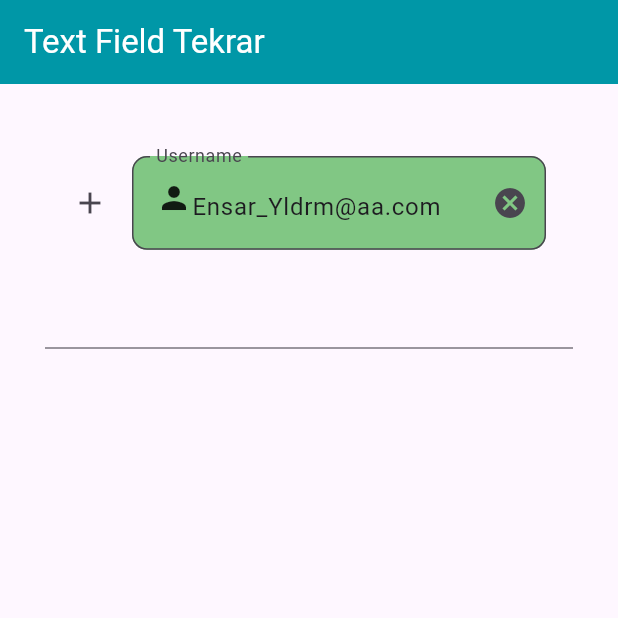
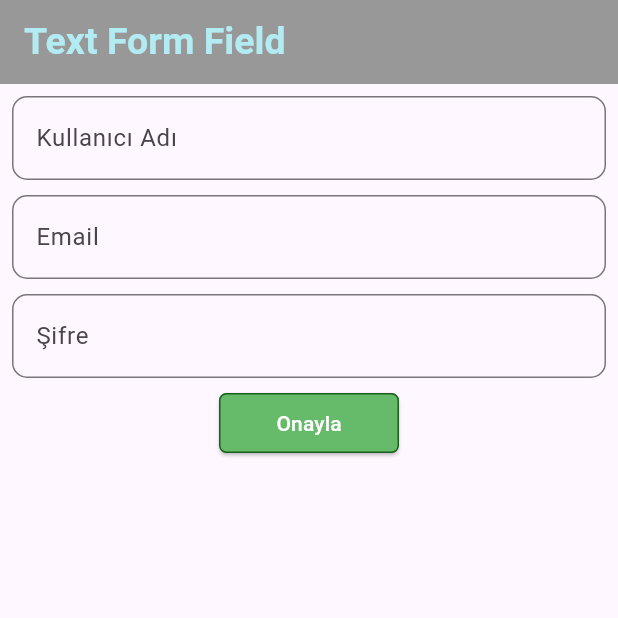
Before and after one commit to ensaryldrm/Flutter, a Flutter app: the screen it shows after launch, on a phone screen of 412 x 824 dp, the top half of it. Run offline on Flutter 3.47's test engine with Material 3 defaults, Android fonts, the phone set to English and light mode, and no system bars; our stand-ins replace email_validator, font_awesome_flutter, palette_generator, webview_flutter.

Commit message:
TextFormField konusu eklendi

```diff
--- a/flutter_tekrar/input_tekrar/analysis_options.yaml
+++ b/flutter_tekrar/input_tekrar/analysis_options.yaml
@@ -7,7 +7,7 @@
 
 # The following line activates a set of recommended lints for Flutter apps,
 # packages, and plugins designed to encourage good coding practices.
-include: package:flutter_lints/flutter.yaml
+# include: package:flutter_lints/flutter.yaml
 
 linter:
   # The lint rules applied to this project can be customized in the
@@ -23,6 +23,5 @@ linter:
   rules:
     # avoid_print: false  # Uncomment to disable the `avoid_print` rule
     # prefer_single_quotes: true  # Uncomment to enable the `prefer_single_quotes` rule
-
 # Additional information about this file can be found at
 # https://dart.dev/guides/language/analysis-options
--- a/flutter_tekrar/input_tekrar/lib/main.dart
+++ b/flutter_tekrar/input_tekrar/lib/main.dart
@@ -1,5 +1,5 @@
 import 'package:flutter/material.dart';
-import 'package:input_tekrar/text_field_tekrar.dart';
+import 'package:input_tekrar/text_form_field_tekrar.dart';
 
 void main() {
   runApp(const MyApp());
@@ -10,6 +10,9 @@ class MyApp extends StatelessWidget {
 
   @override
   Widget build(BuildContext context) {
-    return MaterialApp(debugShowCheckedModeBanner: false, home: InputTekrar());
+    return MaterialApp(
+      debugShowCheckedModeBanner: false,
+      home: TextFormFieldTekrar(),
+    );
   }
 }
--- /dev/null
+++ b/flutter_tekrar/input_tekrar/lib/text_form_field_tekrar.dart
@@ -0,0 +1,159 @@
+import 'package:flutter/material.dart';
+import 'package:email_validator/email_validator.dart';
+
+class TextFormFieldTekrar extends StatefulWidget {
+  const TextFormFieldTekrar({super.key});
+
+  @override
+  State<TextFormFieldTekrar> createState() => _TextFormFieldTekrarState();
+}
+
+class _TextFormFieldTekrarState extends State<TextFormFieldTekrar> {
+  late final String _email, _password, _userName;
+  final GlobalKey<FormState> _formKey = GlobalKey<FormState>();
+
+  @override
+  Widget build(BuildContext context) {
+    return Scaffold(
+      appBar: AppBar(
+        title: Text(
+          "Text Form Field",
+          style: TextStyle(fontWeight: FontWeight.bold, fontSize: 25),
+        ),
+        backgroundColor: Color.fromARGB(255, 152, 152, 152),
+        foregroundColor: Colors.cyan.shade100,
+      ),
+      body: SingleChildScrollView(
+        child: Padding(
+          padding: EdgeInsets.all(8),
+          child: Column(
+            children: [
+              Form(
+                key: _formKey,
+                autovalidateMode: AutovalidateMode.onUnfocus,
+                child: Column(
+                  // TextEditingController'a ihtiyaç yoktur kendiliğinden parametresi vardır.
+                  children: [
+                    TextFormField(
+                      /* --varsayılan değer tanımlar--
+                      initialValue: "EnsarYldrm", */
+                      onSaved: (gelenUserName) {
+                        _userName = gelenUserName!;
+                      },
+                      decoration: InputDecoration(
+                        // --hata mesajlarının rengini değiştirir--
+                        errorStyle: TextStyle(color: Colors.orange),
+                        labelText: "Kullanıcı Adı",
+                        hintText: "Username",
+                        border: OutlineInputBorder(
+                          borderRadius: BorderRadius.circular(10),
+                        ),
+                      ),
+                      validator: (gelenKullaniciAdi) {
+                        if (gelenKullaniciAdi!.length < 5) {
+                          return "5 karakterden az olamaz!";
+                        } else {
+                          return null;
+                        }
+                      },
+                    ),
+
+                    SizedBox(height: 10),
+
+                    TextFormField(
+                      /* --varsayılan değer tanımlar--
+                      initialValue: "EnsarYldrm", */
+                      onSaved: (gelenEmail) {
+                        _email = gelenEmail!;
+                      },
+                      decoration: InputDecoration(
+                        // --hata mesajlarının rengini değiştirir--
+                        errorStyle: TextStyle(color: Colors.orange),
+                        labelText: "Email",
+                        hintText: "Email",
+                        border: OutlineInputBorder(
+                          borderRadius: BorderRadius.circular(10),
+                        ),
+                      ),
+                      validator: (gelenEmail) {
+                        if (!EmailValidator.validate(gelenEmail!)) {
+                          return "Geçerli bir mail giriniz!";
+                        } else {
+                          return null;
+                        }
+                      },
+                    ),
+
+                    SizedBox(height: 10),
+
+                    TextFormField(
+                      /* --varsayılan değer tanımlar--
+                      initialValue: "EnsarYldrm", */
+                      onSaved: (gelenSifre) {
+                        _password = gelenSifre!;
+                      },
+                      decoration: InputDecoration(
+                        // --hata mesajlarının rengini değiştirir--
+                        errorStyle: TextStyle(color: Colors.orange),
+                        labelText: "Şifre",
+                        hintText: "Password",
+                        border: OutlineInputBorder(
+                          borderRadius: BorderRadius.circular(10),
+                        ),
+                      ),
+                      validator: (gelenSifre) {
+                        if (gelenSifre!.isEmpty) {
+                          return "Şifre boş olamaz!";
+                        }
+                        if (gelenSifre.length < 6) {
+                          return "Şifre en az 6 karakter olmalı!";
+                        } else {
+                          return null;
+                        }
+                      },
+                    ),
+
+                    SizedBox(height: 10),
+
+                    SizedBox(
+                      width: 120,
+                      height: 40,
+                      child: ElevatedButton(
+                        style: ElevatedButton.styleFrom(
+                          side: BorderSide(
+                            color: Colors.green.shade900,
+                            width: 1,
+                          ),
+                          backgroundColor: Colors.green.shade400,
+                          foregroundColor: Colors.white,
+                          shape: RoundedRectangleBorder(
+                            borderRadius: BorderRadius.circular(5),
+                          ),
+                        ),
+                        onPressed: () {
+                          // validate tamamlandı mı kontrol etmek için
+                          bool _isValidate = _formKey.currentState!.validate();
+                          if (_isValidate) {
+                            // TextFormField'dan gelen verileri kaydetme işlemi
+                            _formKey.currentState!.save();
+                            String result =
+                                "Username: $_userName\nEmail: $_email\nPassword: $_password";
+                            ScaffoldMessenger.of(
+                              context,
+                            ).showSnackBar(SnackBar(content: Text(result)));
+                            _formKey.currentState!.reset();
+                          }
+                        },
+                        child: Text("Onayla"),
+                      ),
+                    ),
+                  ],
+                ),
+              ),
+            ],
+          ),
+        ),
+      ),
+    );
+  }
+}
--- a/flutter_tekrar/input_tekrar/pubspec.yaml
+++ b/flutter_tekrar/input_tekrar/pubspec.yaml
@@ -2,7 +2,7 @@ name: input_tekrar
 description: "A new Flutter project."
 # The following line prevents the package from being accidentally published to
 # pub.dev using `flutter pub publish`. This is preferred for private packages.
-publish_to: 'none' # Remove this line if you wish to publish to pub.dev
+publish_to: "none" # Remove this line if you wish to publish to pub.dev
 
 # The following defines the version and build number for your application.
 # A version number is three numbers separated by dots, like 1.2.43
@@ -30,6 +30,7 @@ environment:
 dependencies:
   flutter:
     sdk: flutter
+  email_validator: ^3.0.0
 
   # The following adds the Cupertino Icons font to your application.
   # Use with the CupertinoIcons class for iOS style icons.
@@ -44,14 +45,13 @@ dev_dependencies:
   # activated in the `analysis_options.yaml` file located at the root of your
   # package. See that file for information about deactivating specific lint
   # rules and activating additional ones.
-  flutter_lints: ^5.0.0
+  # flutter_lints: ^5.0.0
 
 # For information on the generic Dart part of this file, see the
 # following page: https://dart.dev/tools/pub/pubspec
 
 # The following section is specific to Flutter packages.
 flutter:
-
   # The following line ensures that the Material Icons font is
   # included with your application, so that you can use the icons in
   # the material Icons class.
```
Also changed, not shown: flutter_tekrar/input_tekrar/pubspec.lock.
